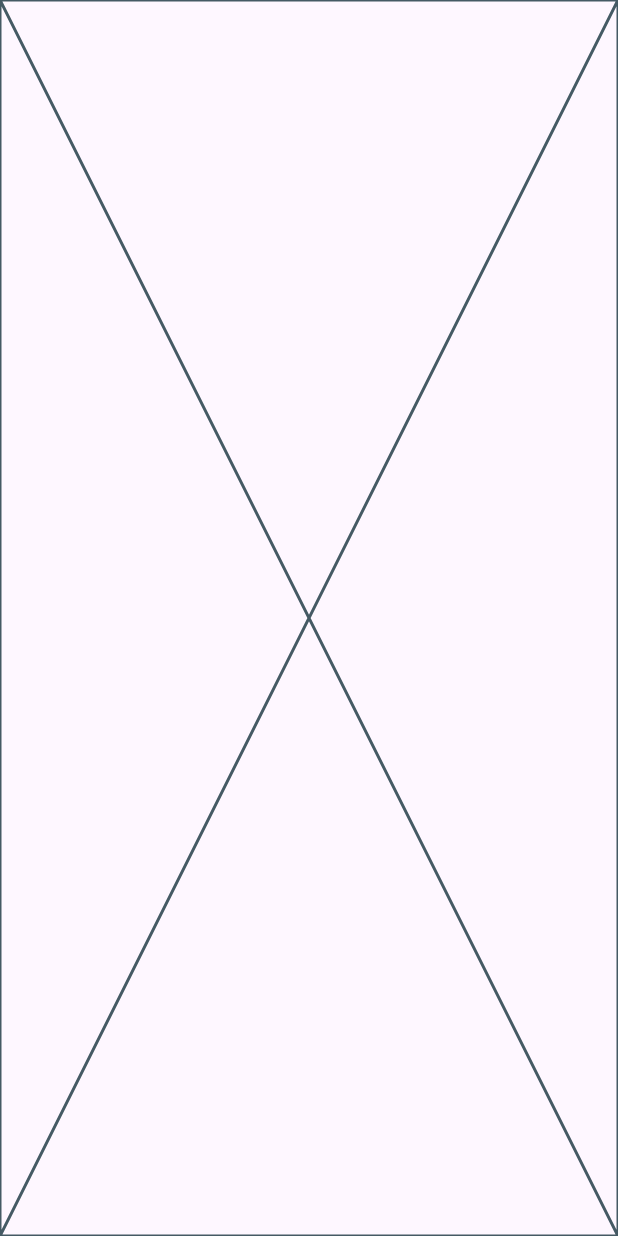
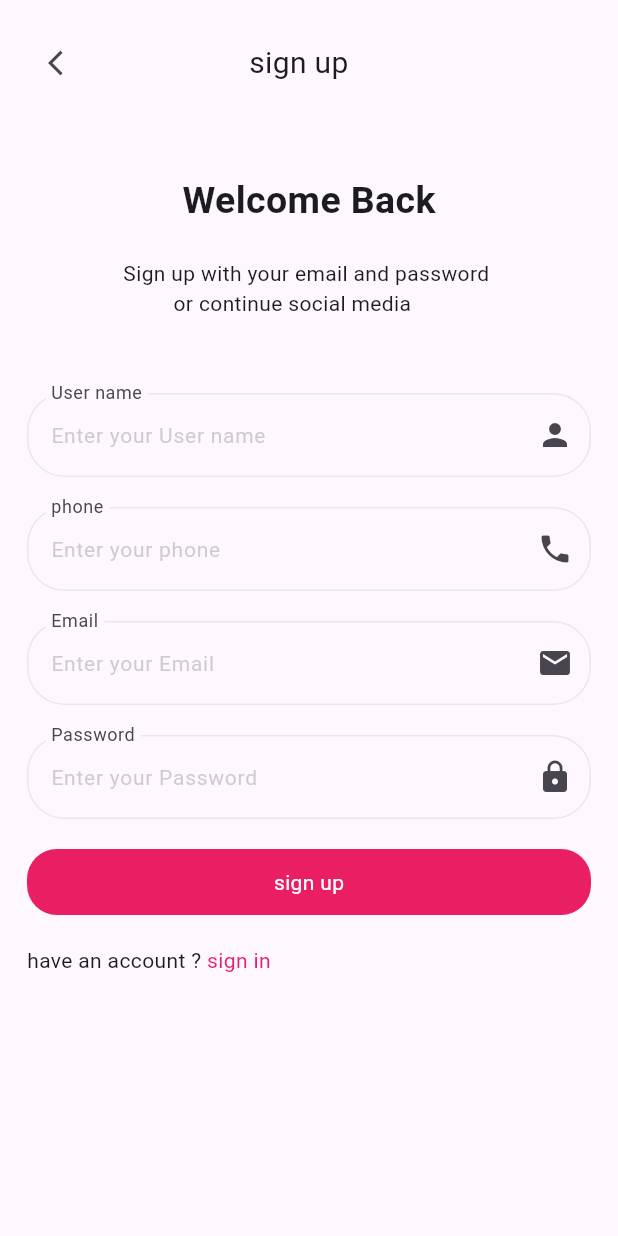
Before and after one commit to amrnooour/e_e_commerce, a Flutter app: the SignUp screen opened by its route, on a phone screen of 412 x 824 dp. Run offline on Flutter 3.47's test engine with Material 3 defaults, Android fonts, the phone set to English and light mode, and no system bars; our stand-ins replace get, shared_preferences, smooth_page_indicator; accounts and stored records are empty.

Commit message:
finish sign up design

```diff
--- /dev/null
+++ b/lib/controllers/auth/signup_controller.dart
@@ -0,0 +1,33 @@
+import 'package:flutter/material.dart';
+import 'package:get/get.dart';
+
+abstract class SignupController extends GetxController {
+  signUp();
+  goToSignIn();
+}
+
+class SignupControllerImpl extends SignupController {
+  late TextEditingController email;
+  late TextEditingController password;
+  late TextEditingController userName;
+  late TextEditingController phone;
+
+  @override
+  void onInit() {
+    email = TextEditingController();
+    password = TextEditingController();
+    userName = TextEditingController();
+    phone = TextEditingController();
+    super.onInit();
+  }
+
+  @override
+  goToSignIn() {
+    Get.offNamed("/login");
+      }
+
+  @override
+  signUp() {
+    throw UnimplementedError();
+  }
+}
--- a/lib/views/auth/login/widgets/donot_have.dart
+++ b/lib/views/auth/login/widgets/donot_have.dart
@@ -2,16 +2,20 @@ import 'package:flutter/material.dart';
 
 class DonotHave extends StatelessWidget {
   final void Function()? onTap;
-  const DonotHave({super.key,this.onTap});
+  final String title;
+  final String title2;
+  const DonotHave({super.key, this.onTap, required this.title, required this.title2});
 
   @override
   Widget build(BuildContext context) {
     return Row(
       children: [
-        const Text("do not have an account? "),
+        Text(title),
         GestureDetector(
-          onTap: onTap,
-          child: const Text("sign up",style: TextStyle(color: Colors.pink),))
+            onTap: onTap,
+            child: Text(title2,
+              style: const TextStyle(color: Colors.pink),
+            ))
       ],
     );
   }
--- a/lib/views/auth/login/widgets/login_view_body.dart
+++ b/lib/views/auth/login/widgets/login_view_body.dart
@@ -1,3 +1,4 @@
+import 'package:e_commerce/controllers/auth/login_controller.dart';
 import 'package:e_commerce/core/shared/custom_auth_button.dart';
 import 'package:e_commerce/core/shared/custom_text_field.dart';
 import 'package:e_commerce/views/auth/login/widgets/custom_appbar.dart';
@@ -12,34 +13,66 @@ class LoginViewBody extends StatelessWidget {
 
   @override
   Widget build(BuildContext context) {
+    LoginControllerImpl controller = Get.put(LoginControllerImpl());
     return SafeArea(
       child: Padding(
-        padding: const EdgeInsets.symmetric(horizontal: 18,vertical: 18),
+        padding: const EdgeInsets.symmetric(horizontal: 18, vertical: 18),
         child: SingleChildScrollView(
           child: Column(
             crossAxisAlignment: CrossAxisAlignment.center,
             children: [
               const CustomAppbar(title: "sign in"),
-            const SizedBox(height: 50,),
+              const SizedBox(
+                height: 50,
+              ),
               const Logo(),
-            const Text("Welcome Back",style: TextStyle(fontSize: 25,fontWeight: FontWeight.bold),),
-            const SizedBox(height: 20,),
-            const Text("Sign in with your email and password \n         or continue social media"),
-            const SizedBox(height: 50,),
-            const CustomTextField(label: "Email", hintText: "Enter your Email",sufixIcon: Icon(Icons.email),),
-            const SizedBox(height: 20,),
-            const CustomTextField(label: "Password", hintText: "Enter your Password",sufixIcon: Icon(Icons.lock),),
-            const SizedBox(height: 20,),
+              const Text(
+                "Welcome Back",
+                style: TextStyle(fontSize: 25, fontWeight: FontWeight.bold),
+              ),
+              const SizedBox(
+                height: 20,
+              ),
+              const Text(
+                  "Sign in with your email and password \n         or continue social media"),
+              const SizedBox(
+                height: 50,
+              ),
+              const CustomTextField(
+                label: "Email",
+                hintText: "Enter your Email",
+                sufixIcon: Icon(Icons.email),
+              ),
+              const SizedBox(
+                height: 20,
+              ),
+              const CustomTextField(
+                label: "Password",
+                hintText: "Enter your Password",
+                sufixIcon: Icon(Icons.lock),
+              ),
+              const SizedBox(
+                height: 20,
+              ),
               const Align(
                   alignment: Alignment.topRight,
                   child: CustomTitle(title: "forget password")),
-            const SizedBox(height: 10,),
+              const SizedBox(
+                height: 10,
+              ),
               const CustomAuthButton(title: "sign in"),
-            const SizedBox(height: 20,),
+              const SizedBox(
+                height: 20,
+              ),
               DonotHave(
-              onTap: () => Get.offAllNamed("/signUp"),
+                title2: "sign up",
+                title: "do not have an account? ",
+                onTap: () {
+                  controller.goToSignUp();
+                },
               ),
-          ],),
+            ],
+          ),
         ),
       ),
     );
--- a/lib/views/auth/sign_up/widgets/sign_up_view_body.dart
+++ b/lib/views/auth/sign_up/widgets/sign_up_view_body.dart
@@ -1,10 +1,87 @@
+import 'package:e_commerce/controllers/auth/signup_controller.dart';
+import 'package:e_commerce/core/shared/custom_auth_button.dart';
+import 'package:e_commerce/core/shared/custom_text_field.dart';
+import 'package:e_commerce/views/auth/login/widgets/custom_appbar.dart';
+import 'package:e_commerce/views/auth/login/widgets/donot_have.dart';
 import 'package:flutter/material.dart';
+import 'package:get/get.dart';
 
 class SignUpViewBody extends StatelessWidget {
   const SignUpViewBody({super.key});
 
   @override
   Widget build(BuildContext context) {
-    return const Placeholder();
+    SignupControllerImpl controller = Get.put(SignupControllerImpl());
+    return SafeArea(
+      child: Padding(
+        padding: const EdgeInsets.symmetric(horizontal: 18, vertical: 18),
+        child: SingleChildScrollView(
+          child: Column(
+            crossAxisAlignment: CrossAxisAlignment.center,
+            children: [
+              const CustomAppbar(title: "sign up"),
+              const SizedBox(
+                height: 50,
+              ),
+              const Text(
+                "Welcome Back",
+                style: TextStyle(fontSize: 25, fontWeight: FontWeight.bold),
+              ),
+              const SizedBox(
+                height: 20,
+              ),
+              const Text(
+                  "Sign up with your email and password \n         or continue social media"),
+              const SizedBox(
+                height: 50,
+              ),
+              const CustomTextField(
+                label: "User name",
+                hintText: "Enter your User name",
+                sufixIcon: Icon(Icons.person),
+              ),
+              const SizedBox(
+                height: 20,
+              ),
+              const CustomTextField(
+                label: "phone",
+                hintText: "Enter your phone",
+                sufixIcon: Icon(Icons.phone),
+              ),
+              const SizedBox(
+                height: 20,
+              ),
+              const CustomTextField(
+                label: "Email",
+                hintText: "Enter your Email",
+                sufixIcon: Icon(Icons.email),
+              ),
+              const SizedBox(
+                height: 20,
+              ),
+              const CustomTextField(
+                label: "Password",
+                hintText: "Enter your Password",
+                sufixIcon: Icon(Icons.lock),
+              ),
+              const SizedBox(
+                height: 20,
+              ),
+              const CustomAuthButton(title: "sign up"),
+              const SizedBox(
+                height: 20,
+              ),
+              DonotHave(
+                title: "have an account ? ",
+                title2: "sign in",
+                onTap: () {
+                  controller.goToSignIn();
+                },
+              ),
+            ],
+          ),
+        ),
+      ),
+    );
   }
 }
```
Also changed, not shown: lib/controllers/auth/login_controller.dart (added, +28 -0 lines). Lines whose indentation alone changed are shown as unchanged.
